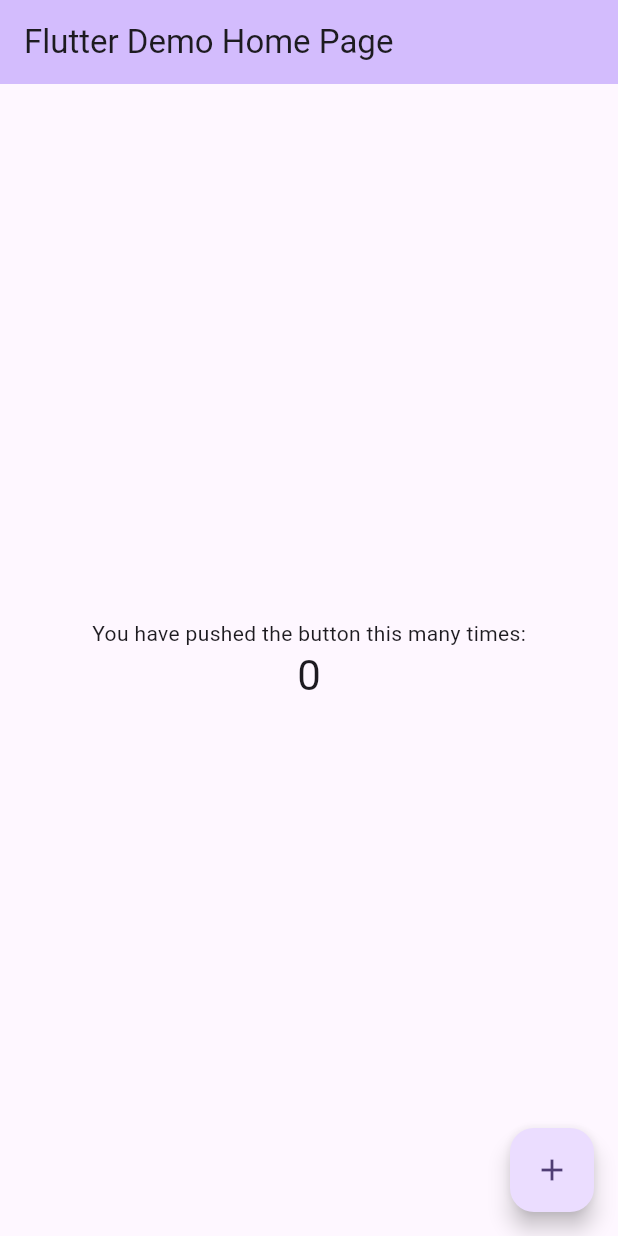
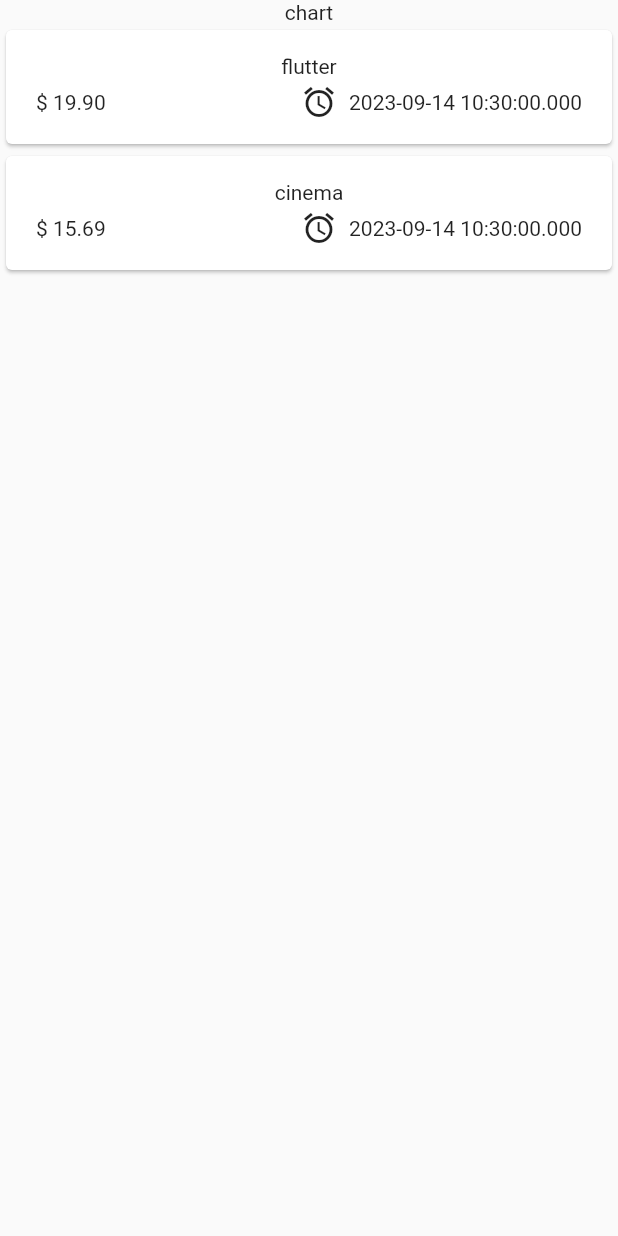
Before and after one commit to azutsavv/expense_tracking, a Flutter app: the screen it shows after launch, on a phone screen of 412 x 824 dp. Run offline on Flutter 3.47's test engine with Material 2 defaults, Android fonts, the phone set to English and light mode, and no system bars.

Commit message:
basic models and widgets are done, also pages are ready to work upon

```diff
--- a/lib/main.dart
+++ b/lib/main.dart
@@ -1,3 +1,4 @@
+import 'package:expense_tracker/widgets/expenses.dart';
 import 'package:flutter/material.dart';
 
 void main() {
@@ -11,115 +12,11 @@ class MyApp extends StatelessWidget {
   @override
   Widget build(BuildContext context) {
     return MaterialApp(
-      title: 'Flutter Demo',
-      theme: ThemeData(
-        // This is the theme of your application.
-        //
-        // TRY THIS: Try running your application with "flutter run". You'll see
-        // the application has a blue toolbar. Then, without quitting the app,
-        // try changing the seedColor in the colorScheme below to Colors.green
-        // and then invoke "hot reload" (save your changes or press the "hot
-        // reload" button in a Flutter-supported IDE, or press "r" if you used
-        // the command line to start the app).
-        //
-        // Notice that the counter didn't reset back to zero; the application
-        // state is not lost during the reload. To reset the state, use hot
-        // restart instead.
-        //
-        // This works for code too, not just values: Most code changes can be
-        // tested with just a hot reload.
-        colorScheme: ColorScheme.fromSeed(seedColor: Colors.deepPurple),
-        useMaterial3: true,
-      ),
-      home: const MyHomePage(title: 'Flutter Demo Home Page'),
+      initialRoute: '/expense',
+      routes: {
+        '/expense':(context) => const Expenses(),
+      },
+
     );
   }
 }
-
-class MyHomePage extends StatefulWidget {
-  const MyHomePage({super.key, required this.title});
-
-  // This widget is the home page of your application. It is stateful, meaning
-  // that it has a State object (defined below) that contains fields that affect
-  // how it looks.
-
-  // This class is the configuration for the state. It holds the values (in this
-  // case the title) provided by the parent (in this case the App widget) and
-  // used by the build method of the State. Fields in a Widget subclass are
-  // always marked "final".
-
-  final String title;
-
-  @override
-  State<MyHomePage> createState() => _MyHomePageState();
-}
-
-class _MyHomePageState extends State<MyHomePage> {
-  int _counter = 0;
-
-  void _incrementCounter() {
-    setState(() {
-      // This call to setState tells the Flutter framework that something has
-      // changed in this State, which causes it to rerun the build method below
-      // so that the display can reflect the updated values. If we changed
-      // _counter without calling setState(), then the build method would not be
-      // called again, and so nothing would appear to happen.
-      _counter++;
-    });
-  }
-
-  @override
-  Widget build(BuildContext context) {
-    // This method is rerun every time setState is called, for instance as done
-    // by the _incrementCounter method above.
-    //
-    // The Flutter framework has been optimized to make rerunning build methods
-    // fast, so that you can just rebuild anything that needs updating rather
-    // than having to individually change instances of widgets.
-    return Scaffold(
-      appBar: AppBar(
-        // TRY THIS: Try changing the color here to a specific color (to
-        // Colors.amber, perhaps?) and trigger a hot reload to see the AppBar
-        // change color while the other colors stay the same.
-        backgroundColor: Theme.of(context).colorScheme.inversePrimary,
-        // Here we take the value from the MyHomePage object that was created by
-        // the App.build method, and use it to set our appbar title.
-        title: Text(widget.title),
-      ),
-      body: Center(
-        // Center is a layout widget. It takes a single child and positions it
-        // in the middle of the parent.
-        child: Column(
-          // Column is also a layout widget. It takes a list of children and
-          // arranges them vertically. By default, it sizes itself to fit its
-          // children horizontally, and tries to be as tall as its parent.
-          //
-          // Column has various properties to control how it sizes itself and
-          // how it positions its children. Here we use mainAxisAlignment to
-          // center the children vertically; the main axis here is the vertical
-          // axis because Columns are vertical (the cross axis would be
-          // horizontal).
-          //
-          // TRY THIS: Invoke "debug painting" (choose the "Toggle Debug Paint"
-          // action in the IDE, or press "p" in the console), to see the
-          // wireframe for each widget.
-          mainAxisAlignment: MainAxisAlignment.center,
-          children: <Widget>[
-            const Text(
-              'You have pushed the button this many times:',
-            ),
-            Text(
-              '$_counter',
-              style: Theme.of(context).textTheme.headlineMedium,
-            ),
-          ],
-        ),
-      ),
-      floatingActionButton: FloatingActionButton(
-        onPressed: _incrementCounter,
-        tooltip: 'Increment',
-        child: const Icon(Icons.add),
-      ), // This trailing comma makes auto-formatting nicer for build methods.
-    );
-  }
-}
--- /dev/null
+++ b/lib/models/expense.dart
@@ -0,0 +1,28 @@
+import 'package:flutter/material.dart';
+import 'package:uuid/uuid.dart';
+
+const uuid = Uuid();
+
+enum Category { food, travel, leisure, work }
+
+const categoryIcon = {
+  Category.food: Icons.lunch_dining,
+  Category.leisure:Icons.movie,
+  Category.travel: Icons.flight_takeoff ,
+  Category.work: Icons.work,
+};
+
+class Expense {
+  Expense(
+      {required this.amount,
+      required this.title,
+      required this.date,
+      required this.category})
+      : id = uuid.v4();
+
+  final String id;
+  final String title;
+  final double amount;
+  final DateTime date;
+  final Category category;
+}
--- /dev/null
+++ b/lib/widgets/expenses.dart
@@ -0,0 +1,42 @@
+import 'package:expense_tracker/models/expense.dart';
+import 'package:expense_tracker/widgets/expenses_list/expenses_list.dart';
+import 'package:flutter/material.dart';
+
+class Expenses extends StatefulWidget {
+  static const routename = '/Expense';
+  const Expenses({super.key});
+
+  @override
+  State<Expenses> createState() => _ExpensesState();
+}
+
+class _ExpensesState extends State<Expenses> {
+  final List<Expense> _registeredExpense = [
+    Expense(
+      amount: 19.9,
+      title: 'flutter',
+      date: DateTime.now(),
+      category: Category.work
+    ),
+
+    Expense(
+      amount: 15.69,
+      title: 'cinema',
+      date: DateTime.now(),
+      category: Category.leisure
+    ),
+  ];
+
+
+  @override
+  Widget build(BuildContext context) {
+    return Scaffold(
+      body: Column(
+        children: [
+          const Text('chart'),
+          Expanded(child: expenses_list(expenses: _registeredExpense)),
+        ],
+      ),
+    );
+  }
+}
--- /dev/null
+++ b/lib/widgets/expenses_list/expenses_item.dart
@@ -0,0 +1,45 @@
+import 'package:expense_tracker/models/expense.dart';
+import 'package:flutter/material.dart';
+
+class Expense_item extends StatelessWidget {
+  const Expense_item(this.expense, {super.key});
+
+  final Expense expense;
+
+  @override
+  Widget build(BuildContext context) {
+    return  Card(child: Padding(
+      padding: const EdgeInsets.symmetric(
+        horizontal: 20,
+        vertical: 16,
+      ),
+      child: Column(
+        children: [
+          Text(expense.title),
+          const SizedBox(height: 4,),
+
+          Row(
+            children: [
+              Text('\$ ${expense.amount.toStringAsFixed(2)}'
+              // 12.3334534=>12.33 by use of asfixed
+              ),
+              const Spacer(),
+
+              Row(
+                children: [
+                  const Icon(Icons.alarm),
+                  const SizedBox(width: 8,),
+                  Text(expense.date.toString())
+                ],
+
+              )
+
+
+            ],
+          )
+        ],
+
+      )
+    ),);
+  }
+}
--- /dev/null
+++ b/lib/widgets/expenses_list/expenses_list.dart
@@ -0,0 +1,17 @@
+import 'package:expense_tracker/models/expense.dart';
+import 'package:expense_tracker/widgets/expenses_list/expenses_item.dart';
+import 'package:flutter/material.dart';
+
+class expenses_list extends StatelessWidget {
+  const expenses_list({super.key, required this.expenses});
+
+  final List<Expense> expenses;
+
+  @override
+  Widget build(BuildContext context) {
+    return ListView.builder(
+      itemCount: expenses.length,
+      itemBuilder: (context, index) => Expense_item(expenses[index]),
+    );
+  }
+}
--- a/pubspec.yaml
+++ b/pubspec.yaml
@@ -35,6 +35,8 @@ dependencies:
   # The following adds the Cupertino Icons font to your application.
   # Use with the CupertinoIcons class for iOS style icons.
   cupertino_icons: ^1.0.2
+  uuid: ^4.0.0
+  intl: ^0.18.1
 
 dev_dependencies:
   flutter_test:
```
Also changed, not shown: pubspec.lock.
